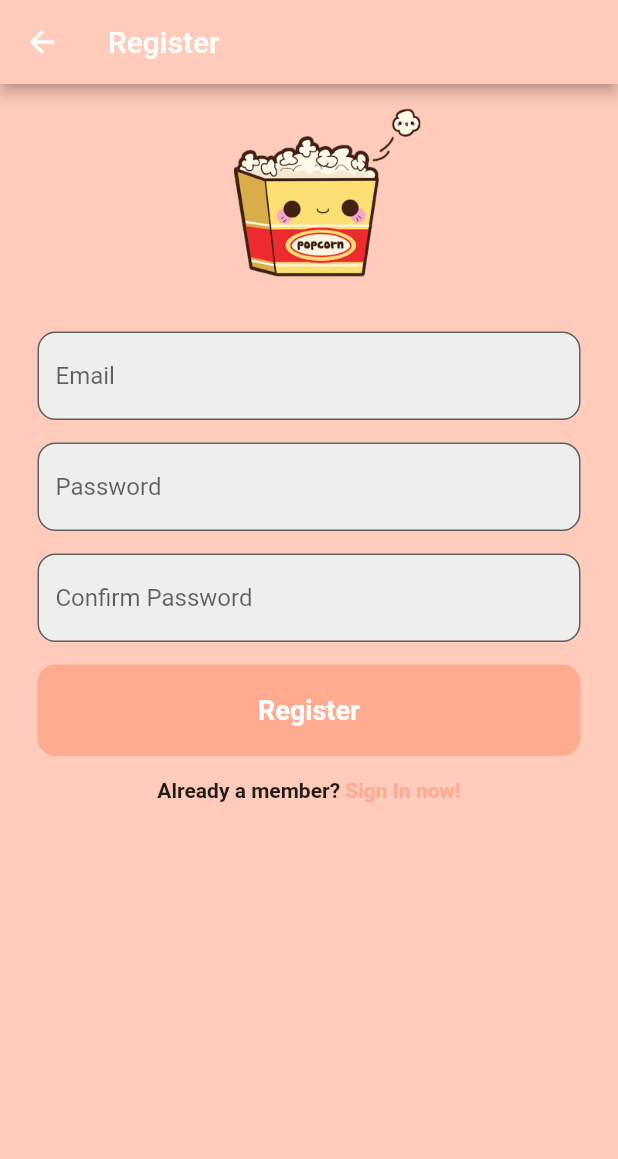
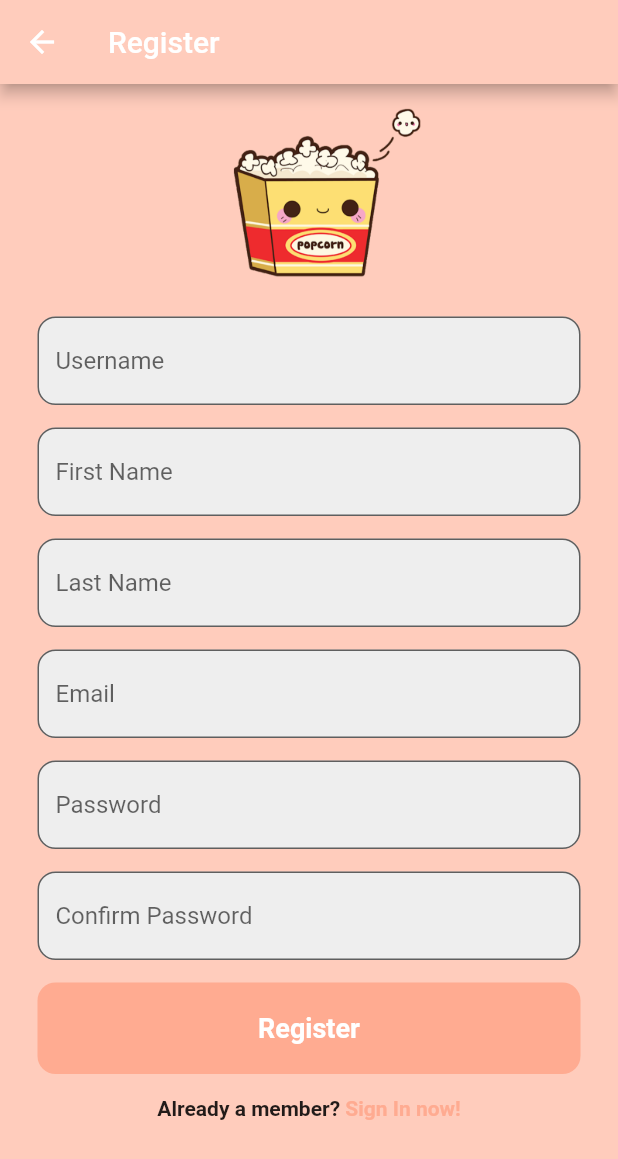
Before and after one commit to RyuukoShiro/PopWatch, a Flutter app: the RegisterScreen screen opened directly with empty values, on a phone screen of 412 x 824 dp. Shown: the top 1159 px of the screen. Run offline on Flutter 3.47's test engine with Material 2 defaults, Android fonts, the light colour scheme and no system bars; our stand-ins replace cloud_firestore, firebase_auth, firebase_core, form_field_validator, youtube_player_flutter; accounts and stored records are empty.

Commit message:
4/8/2022 3:57am Authentication Register, Login, Forget Password AND USERNAME FIRSTNAME LASTNAME FOR REGISTRATION DONE!!!!

```diff
--- a/lib/screens/home.dart
+++ b/lib/screens/home.dart
@@ -100,7 +100,7 @@ class _HomeState extends State<Home> with TickerProviderStateMixin {
                             children: [
                               Container(
                                 height: 220,
-                                child: showsList.length == 0 ? SizedBox() : MediaGridView(showsList),
+                                child: showsList.length == 0 ? CircularProgressIndicator() : MediaGridView(showsList),
                               ),
                               // Calls the MediaGridView for it to show on the home.dart, and checks for what type of media it is, whether it is a movie or show
                               // If its a show, the gridview will show only shows.
--- a/lib/screens/register_screen.dart
+++ b/lib/screens/register_screen.dart
@@ -1,3 +1,4 @@
+import 'package:cloud_firestore/cloud_firestore.dart';
 import 'package:firebase_auth/firebase_auth.dart';
 import 'package:flutter/material.dart';
 import 'package:form_field_validator/form_field_validator.dart';
@@ -18,6 +19,9 @@ class _RegisterScreenState extends State<RegisterScreen> {
   final TextEditingController password = TextEditingController(); // TextEditingController is used to compare between the password and confirm password when printed out
   final TextEditingController confirmPassword = TextEditingController();
   final TextEditingController email = TextEditingController();
+  final TextEditingController username = TextEditingController();
+  final TextEditingController firstname = TextEditingController();
+  final TextEditingController lastname = TextEditingController();
 
   // check if there is any values in the validation
   void validate(){
@@ -34,16 +38,38 @@ class _RegisterScreenState extends State<RegisterScreen> {
     password.dispose();
     confirmPassword.dispose();
     email.dispose();
+    username.dispose();
+    firstname.dispose();
+    lastname.dispose();
     super.dispose();
   }
 
+  // Future signup is used to authenticate the user
   Future signUp() async {
     if (passwordConfirmed()) {
       await FirebaseAuth.instance.createUserWithEmailAndPassword(
           email: email.text.trim(),
           password: password.text.trim()
       );
+
+      // add user details to firestore
+      addUserDetailsToFireStore(
+          email.text.trim(),
+          username.text.trim(),
+          firstname.text.trim(),
+          lastname.text.trim()
+      );
     }
+  }
+
+  Future addUserDetailsToFireStore(
+      String email, String username, String firstname, String lastname) async{
+    await FirebaseFirestore.instance.collection('users').add({
+      'email': email,
+      'username': username,
+      'firstname': firstname,
+      'lastname': lastname,
+    });
   }
 
   bool passwordConfirmed(){
@@ -73,59 +99,62 @@ class _RegisterScreenState extends State<RegisterScreen> {
                     height: 150.0,
                     width: 175.0,
                   ),
-                  // SizedBox(height: 5),
-                  // Padding(
-                  //   padding: const EdgeInsets.symmetric(horizontal: 25.0),
-                  //   child: Container(
-                  //     child: TextFormField(
-                  //       validator: MultiValidator([
-                  //         RequiredValidator(errorText: "* Required"),
-                  //       ]),
-                  //       decoration: InputDecoration(
-                  //         border: OutlineInputBorder(borderRadius: BorderRadius.circular(12)),
-                  //         filled: true,
-                  //         fillColor: Colors.grey[200],
-                  //         hintText: 'Username',
-                  //       ),
-                  //     ),
-                  //   ),
-                  // ),
-                  // SizedBox(height: 15),
-                  // Padding(
-                  //   padding: const EdgeInsets.symmetric(horizontal: 25.0),
-                  //   child: Container(
-                  //     child: TextFormField(
-                  //       // Validator is used to check if there is any values within the TextFormField
-                  //       validator: MultiValidator([
-                  //         RequiredValidator(errorText: "* Required"),
-                  //       ]),
-                  //       decoration: InputDecoration(
-                  //         border: OutlineInputBorder(borderRadius: BorderRadius.circular(12)),
-                  //         filled: true,
-                  //         fillColor: Colors.grey[200],
-                  //         hintText: 'First Name',
-                  //       ),
-                  //     ),
-                  //   ),
-                  // ),
-                  // SizedBox(height: 15),
-                  // Padding(
-                  //   padding: const EdgeInsets.symmetric(horizontal: 25.0),
-                  //   child: Container(
-                  //     child: TextFormField(
-                  //       // Validator is used to check if there is any values within the TextFormField
-                  //       validator: MultiValidator([
-                  //         RequiredValidator(errorText: "* Required"),
-                  //       ]),
-                  //       decoration: InputDecoration(
-                  //         border: OutlineInputBorder(borderRadius: BorderRadius.circular(12)),
-                  //         filled: true,
-                  //         fillColor: Colors.grey[200],
-                  //         hintText: 'Last Name',
-                  //       ),
-                  //     ),
-                  //   ),
-                  // ),
+                  SizedBox(height: 5),
+                  Padding(
+                    padding: const EdgeInsets.symmetric(horizontal: 25.0),
+                    child: Container(
+                      child: TextFormField(
+                        validator: MultiValidator([
+                          RequiredValidator(errorText: "* Required"),
+                        ]),
+                        controller: username,
+                        decoration: InputDecoration(
+                          border: OutlineInputBorder(borderRadius: BorderRadius.circular(12)),
+                          filled: true,
+                          fillColor: Colors.grey[200],
+                          hintText: 'Username',
+                        ),
+                      ),
+                    ),
+                  ),
+                  SizedBox(height: 15),
+                  Padding(
+                    padding: const EdgeInsets.symmetric(horizontal: 25.0),
+                    child: Container(
+                      child: TextFormField(
+                        // Validator is used to check if there is any values within the TextFormField
+                        validator: MultiValidator([
+                          RequiredValidator(errorText: "* Required"),
+                        ]),
+                        controller: firstname,
+                        decoration: InputDecoration(
+                          border: OutlineInputBorder(borderRadius: BorderRadius.circular(12)),
+                          filled: true,
+                          fillColor: Colors.grey[200],
+                          hintText: 'First Name',
+                        ),
+                      ),
+                    ),
+                  ),
+                  SizedBox(height: 15),
+                  Padding(
+                    padding: const EdgeInsets.symmetric(horizontal: 25.0),
+                    child: Container(
+                      child: TextFormField(
+                        // Validator is used to check if there is any values within the TextFormField
+                        validator: MultiValidator([
+                          RequiredValidator(errorText: "* Required"),
+                        ]),
+                        controller: lastname,
+                        decoration: InputDecoration(
+                          border: OutlineInputBorder(borderRadius: BorderRadius.circular(12)),
+                          filled: true,
+                          fillColor: Colors.grey[200],
+                          hintText: 'Last Name',
+                        ),
+                      ),
+                    ),
+                  ),
                   SizedBox(height: 15),
                   Padding(
                     padding: const EdgeInsets.symmetric(horizontal: 25.0),
```
